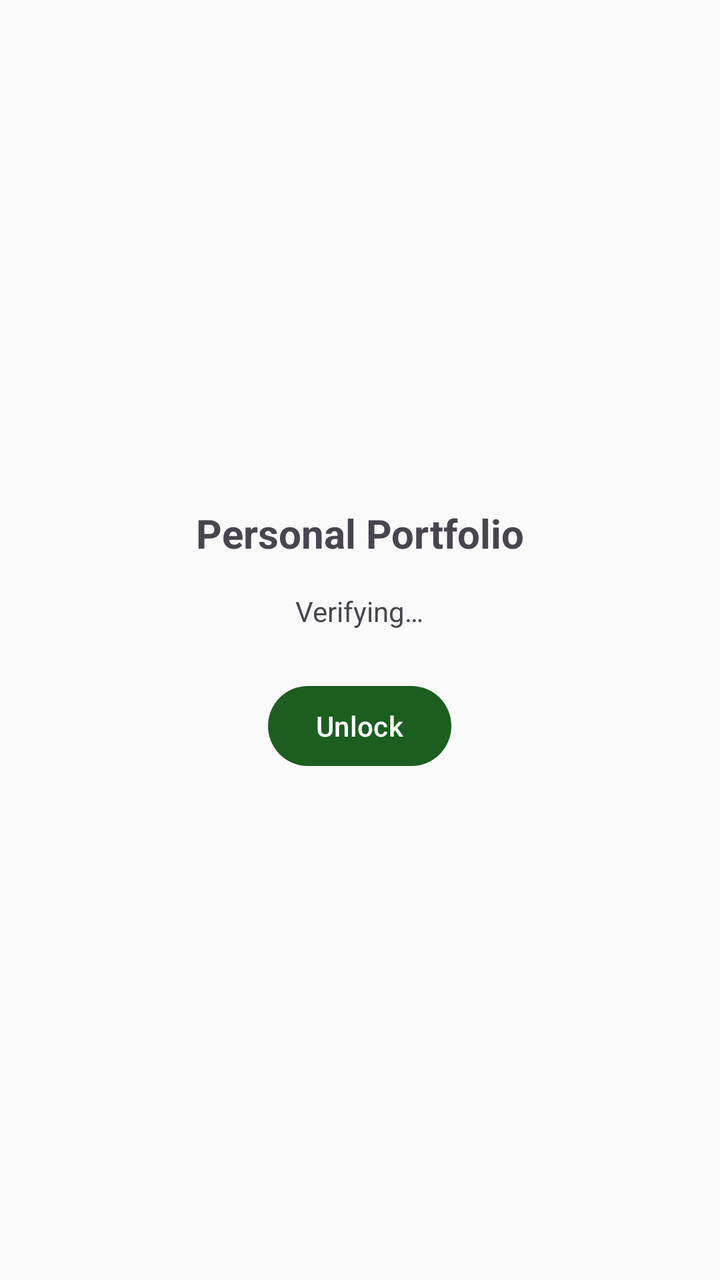
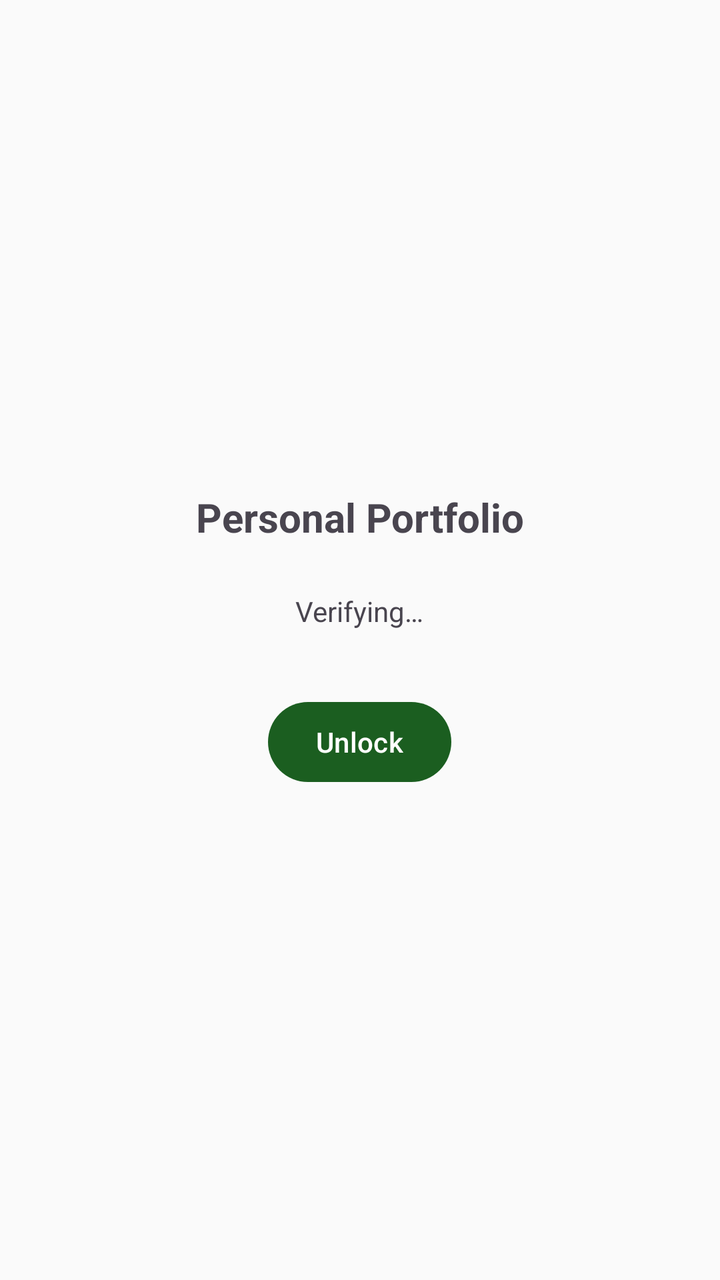

Before-and-after screenshots of an Android layout around one commit, followed by the original layout XML and the change that was made.
<!-- AndroidManifest.xml: application theme Theme.PersonalPortfolio -->
<!-- res/layout/activity_lock.xml -->
<?xml version="1.0" encoding="utf-8"?>
<LinearLayout xmlns:android="http://schemas.android.com/apk/res/android"
    android:layout_width="match_parent"
    android:layout_height="match_parent"
    android:orientation="vertical"
    android:gravity="center"
    android:padding="24dp">

    <TextView
        android:layout_width="wrap_content"
        android:layout_height="wrap_content"
        android:text="Personal Portfolio"
        android:textSize="20sp"
        android:textStyle="bold" />

    <TextView
        android:id="@+id/lockStatusText"
        android:layout_width="wrap_content"
        android:layout_height="wrap_content"
        android:layout_marginTop="16dp"
        android:textSize="14sp"
        android:text="Verifying…" />

    <Button
        android:id="@+id/unlockButton"
        android:layout_width="wrap_content"
        android:layout_height="wrap_content"
        android:layout_marginTop="24dp"
        android:text="Unlock" />

</LinearLayout>
<!-- resources referenced by this layout -->
<resources>
  <style name="Theme.PersonalPortfolio" parent="Theme.Material3.DayNight.NoActionBar">
          <item name="colorPrimary">@color/colorPrimary</item>
          <item name="colorPrimaryVariant">@color/colorPrimaryVariant</item>
          <item name="colorOnPrimary">@color/colorOnPrimary</item>
  
          <item name="colorSecondary">@color/colorSecondary</item>
          <item name="colorOnSecondary">@color/colorOnSecondary</item>
  
          <item name="android:colorBackground">@color/colorBackground</item>
          <item name="colorOnBackground">@color/colorOnBackground</item>
  
          <item name="colorSurface">@color/colorSurface</item>
          <item name="colorOnSurface">@color/colorOnSurface</item>
  
          <item name="android:statusBarColor">@color/colorPrimaryVariant</item>
      </style>
  <color name="colorPrimary">#1B5E20</color>
  <color name="colorPrimaryVariant">#0D3B12</color>
  <color name="colorOnPrimary">#FFFFFF</color>
  <color name="colorSecondary">#00897B</color>
  <color name="colorOnSecondary">#FFFFFF</color>
  <color name="colorBackground">#FAFAFA</color>
  <color name="colorOnBackground">#1A1A1A</color>
  <color name="colorSurface">#FFFFFF</color>
  <color name="colorOnSurface">#1A1A1A</color>
</resources>

<!-- the commit's change to res/layout/activity_lock.xml (unified diff, before → after) -->
@@ -4,7 +4,7 @@
     android:layout_height="match_parent"
     android:orientation="vertical"
     android:gravity="center"
-    android:padding="24dp">
+    android:padding="32dp">
 
     <TextView
         android:layout_width="wrap_content"
@@ -17,7 +17,7 @@
         android:id="@+id/lockStatusText"
         android:layout_width="wrap_content"
         android:layout_height="wrap_content"
-        android:layout_marginTop="16dp"
+        android:layout_marginTop="24dp"
         android:textSize="14sp"
         android:text="Verifying…" />
 
@@ -25,7 +25,7 @@
         android:id="@+id/unlockButton"
         android:layout_width="wrap_content"
         android:layout_height="wrap_content"
-        android:layout_marginTop="24dp"
+        android:layout_marginTop="32dp"
         android:text="Unlock" />
 
 </LinearLayout>
